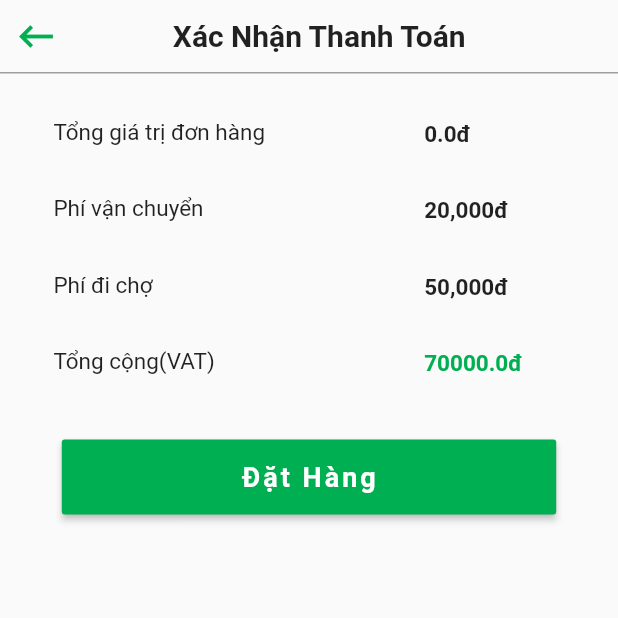
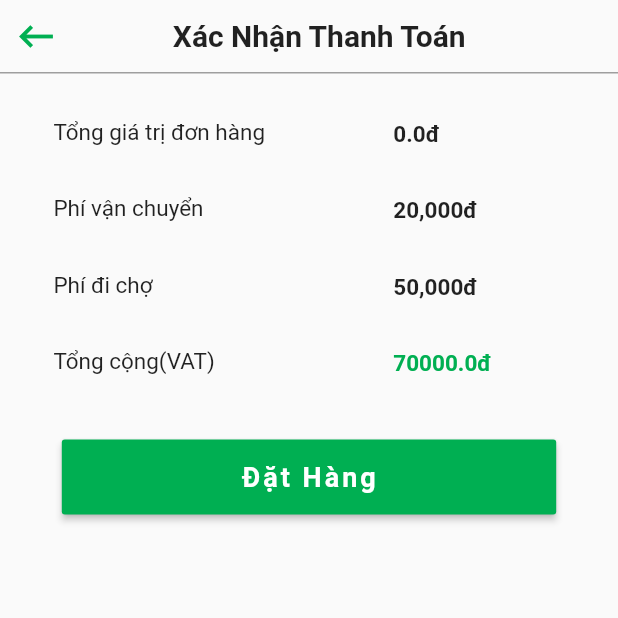
Before and after one commit to hieplh/GoToTheSupermarketHelpingYou_CustMobile, a Flutter app: the InvoiceSumaryPage screen opened directly with empty values, on a phone screen of 412 x 824 dp, the top half of it. Run offline on Flutter 3.47's test engine with Material 2 defaults, Android fonts, the phone set to English and light mode, and no system bars; our stand-ins replace chopper, fluttertoast; missing offline and left inert: unicode; generated files the repository leaves out were written again; network calls fail; Roboto replaces fonts that are missing (Montserrat).

```diff
--- a/capstone2020_customer_app/lib/api/food_api_service.dart
+++ b/capstone2020_customer_app/lib/api/food_api_service.dart
@@ -11,7 +11,7 @@ abstract class FoodApiService extends ChopperService{
 
   static FoodApiService create(){
     final client = ChopperClient(
-        baseUrl: 'http://113.23.69.139/smhu/api',
+        baseUrl: 'http://10.1.147.226/smhu/api',
         services: [_$FoodApiService()],
         converter: JsonToTypeConverter({
           FoodModel: (jsonData) => FoodModel.fromJson(jsonData)
--- a/capstone2020_customer_app/lib/api/history_api_service.dart
+++ b/capstone2020_customer_app/lib/api/history_api_service.dart
@@ -12,7 +12,7 @@ abstract class HistoryApiService extends ChopperService{
 
   static HistoryApiService create(){
     final client = ChopperClient(
-        baseUrl: 'http://113.23.69.139/smhu/api',
+        baseUrl: 'http://10.1.147.226/smhu/api',
         services: [_$HistoryApiService()],
         converter: JsonToTypeConverter({
           History: (jsonData) => History.fromJson(jsonData)
--- a/capstone2020_customer_app/lib/api/order_api_service.dart
+++ b/capstone2020_customer_app/lib/api/order_api_service.dart
@@ -12,7 +12,7 @@ abstract class OrderApiService extends ChopperService{
 
   static OrderApiService create(){
     final client = ChopperClient(
-        baseUrl: 'http://113.23.69.139/smhu/api',
+        baseUrl: 'http://10.1.147.226/smhu/api',
         services: [_$OrderApiService()],
         converter: JsonToTypeConverter({
           Order: (jsonData) => Order.fromJson(jsonData)
--- a/capstone2020_customer_app/lib/api/store_api_service.dart
+++ b/capstone2020_customer_app/lib/api/store_api_service.dart
@@ -10,7 +10,7 @@ abstract class StoreApiService extends ChopperService{
 
   static StoreApiService create(){
     final client = ChopperClient(
-        baseUrl: 'http://113.23.69.139/smhu/api',
+        baseUrl: 'http://10.1.147.226/smhu/api',
         services: [_$StoreApiService()],
         converter: JsonToTypeConverter({
           StoreModel: (jsonData) => StoreModel.fromJson(jsonData)
--- a/capstone2020_customer_app/lib/screens/home.dart
+++ b/capstone2020_customer_app/lib/screens/home.dart
@@ -1256,7 +1256,7 @@ class _HomePage extends State<HomePage> {
                   ),
                 ),
                 Container(
-                  width: MediaQuery.of(context).size.width * 0.2,
+                  width: MediaQuery.of(context).size.width * 0.25,
                   child: Text(
                     '$totalđ',
                     style: TextStyle(
@@ -1334,7 +1334,7 @@ class _HomePage extends State<HomePage> {
                   ),
                 ),
                 Container(
-                  width: MediaQuery.of(context).size.width * 0.2,
+                  width: MediaQuery.of(context).size.width * 0.25,
                   child: Text(
                     '$totalđ',
                     style: TextStyle(
--- a/capstone2020_customer_app/lib/screens/invoiceSumary.dart
+++ b/capstone2020_customer_app/lib/screens/invoiceSumary.dart
@@ -47,7 +47,7 @@ class _InvoiceSumaryPage extends State<InvoiceSumaryPage> {
 //    final myService = OrderApiService.create();
 //    final respone = await myService.postOrder(20, 50, "123456", "2020-10-14", details, "BIGCTHAODIEN", "abcde", "18:30:00", timeTravel, 23900);
 //    print(respone.body.toString());
-    var url = 'http://113.23.69.139/smhu/api/order';
+    var url = 'http://10.1.147.226/smhu/api/order';
     var response = await http.post(Uri.parse(url),
         headers: {
           'Content-type' : 'application/json',
@@ -58,7 +58,7 @@ class _InvoiceSumaryPage extends State<InvoiceSumaryPage> {
           "costDelivery": '20000',
           "costShopping": '50000',
           "cust": "cust123",
-          "dateDelivery": "2020-10-23",
+          "dateDelivery": "2020-10-24",
           "details": [
             for(var list in data)
             {
@@ -236,7 +236,7 @@ class _InvoiceSumaryPage extends State<InvoiceSumaryPage> {
               children: <Widget>[
                 Container(
                   padding: const EdgeInsets.only(top: 15.0),
-                  width: MediaQuery.of(context).size.width * 0.6,
+                  width: MediaQuery.of(context).size.width * 0.55,
                   child: Text(
                     'Tổng giá trị đơn hàng\n',
                     style: TextStyle(
@@ -245,7 +245,7 @@ class _InvoiceSumaryPage extends State<InvoiceSumaryPage> {
                   ),
                 ),
                 Container(
-                  width: MediaQuery.of(context).size.width * 0.2,
+                  width: MediaQuery.of(context).size.width * 0.25,
                   child: Text(
                     '${total}đ',
                     style: TextStyle(
@@ -314,7 +314,7 @@ class _InvoiceSumaryPage extends State<InvoiceSumaryPage> {
               children: <Widget>[
                 Container(
                   padding: const EdgeInsets.only(top: 15.0),
-                  width: MediaQuery.of(context).size.width * 0.6,
+                  width: MediaQuery.of(context).size.width * 0.55,
                   child: Text(
                     'Phí vận chuyển\n',
                     style: TextStyle(
@@ -323,7 +323,7 @@ class _InvoiceSumaryPage extends State<InvoiceSumaryPage> {
                   ),
                 ),
                 Container(
-                  width: MediaQuery.of(context).size.width * 0.2,
+                  width: MediaQuery.of(context).size.width * 0.25,
                   child: Text(
                     '20,000đ',
                     style: TextStyle(
@@ -340,7 +340,7 @@ class _InvoiceSumaryPage extends State<InvoiceSumaryPage> {
               children: <Widget>[
                 Container(
                   padding: const EdgeInsets.only(top: 15.0),
-                  width: MediaQuery.of(context).size.width * 0.6,
+                  width: MediaQuery.of(context).size.width * 0.55,
                   child: Text(
                     'Phí đi chợ\n',
                     style: TextStyle(
@@ -349,7 +349,7 @@ class _InvoiceSumaryPage extends State<InvoiceSumaryPage> {
                   ),
                 ),
                 Container(
-                  width: MediaQuery.of(context).size.width * 0.2,
+                  width: MediaQuery.of(context).size.width * 0.25,
                   child: Text(
                     '50,000đ',
                     style: TextStyle(
@@ -366,7 +366,7 @@ class _InvoiceSumaryPage extends State<InvoiceSumaryPage> {
               children: <Widget>[
                 Container(
                   padding: const EdgeInsets.only(top: 15.0),
-                  width: MediaQuery.of(context).size.width * 0.6,
+                  width: MediaQuery.of(context).size.width * 0.55,
                   child: Text(
                     'Tổng cộng(VAT)\n',
                     style: TextStyle(
@@ -375,7 +375,7 @@ class _InvoiceSumaryPage extends State<InvoiceSumaryPage> {
                   ),
                 ),
                 Container(
-                  width: MediaQuery.of(context).size.width * 0.2,
+                  width: MediaQuery.of(context).size.width * 0.25,
                   child: Text(
                     '${total + 20000 + 50000}đ',
                     style: TextStyle(
```
Also changed, not shown: capstone2020_customer_app/lib/screens/error.dart (added, +111 -0 lines), capstone2020_customer_app/lib/screens/supermarket.dart (+13 -4 lines).
